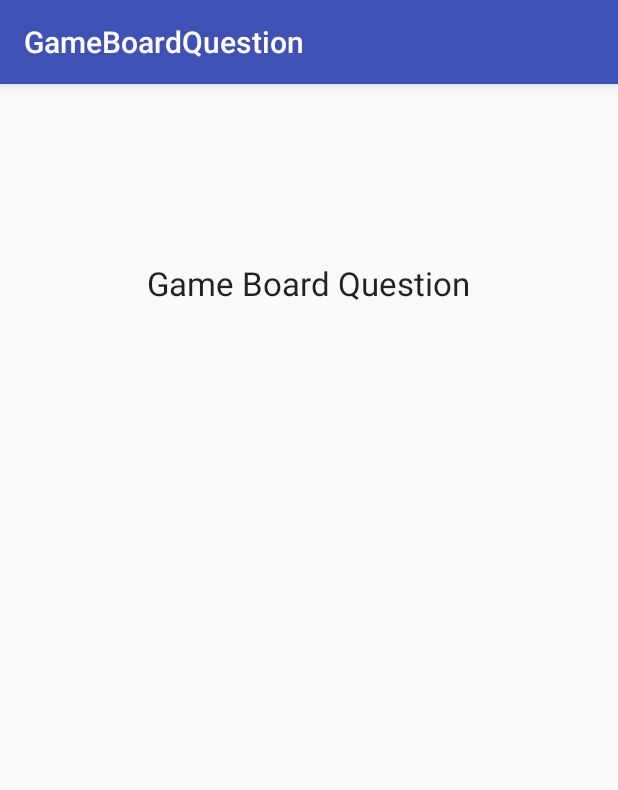
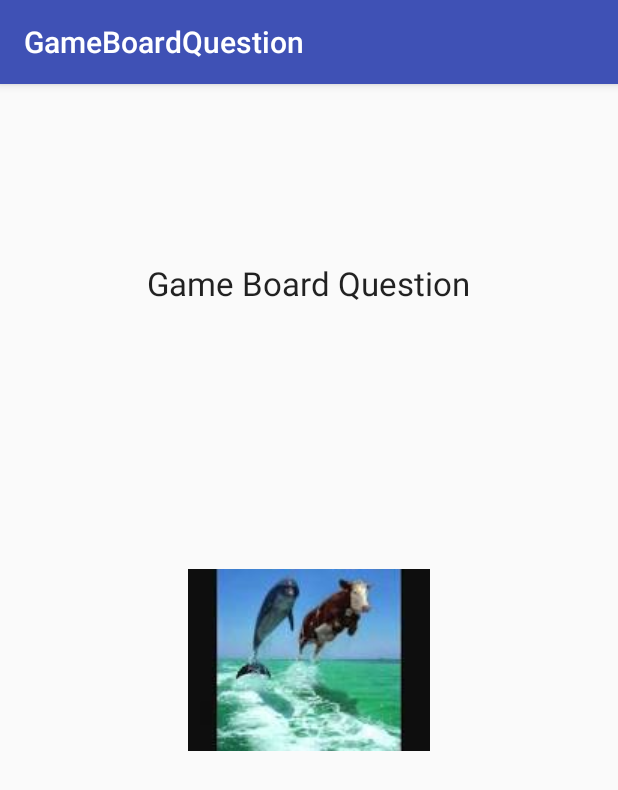
Before and after one commit to mrcssoares/gameBoard, an Android app: the SplashActivity screen opened directly, with no data from a screen before it, on a phone screen of 412 x 824 dp. Shown: the top 790 px of the screen. Run offline under Robolectric (Android 15) with nearby library versions, the phone set to English and light mode, and no system bars; network calls fail.

Commit message:
drawable att imagem

```diff
--- a/GameBoardQuestion/app/src/main/res/layout/activity_splash.xml
+++ b/GameBoardQuestion/app/src/main/res/layout/activity_splash.xml
@@ -19,4 +19,12 @@
         android:layout_alignParentTop="true"
         android:layout_centerHorizontal="true"
         android:layout_marginTop="102dp" />
+
+    <ImageView
+        android:layout_width="wrap_content"
+        android:layout_height="wrap_content"
+        android:id="@+id/imageView"
+        android:src="@drawable/images"
+        android:layout_centerVertical="true"
+        android:layout_centerHorizontal="true" />
 </RelativeLayout>
```
